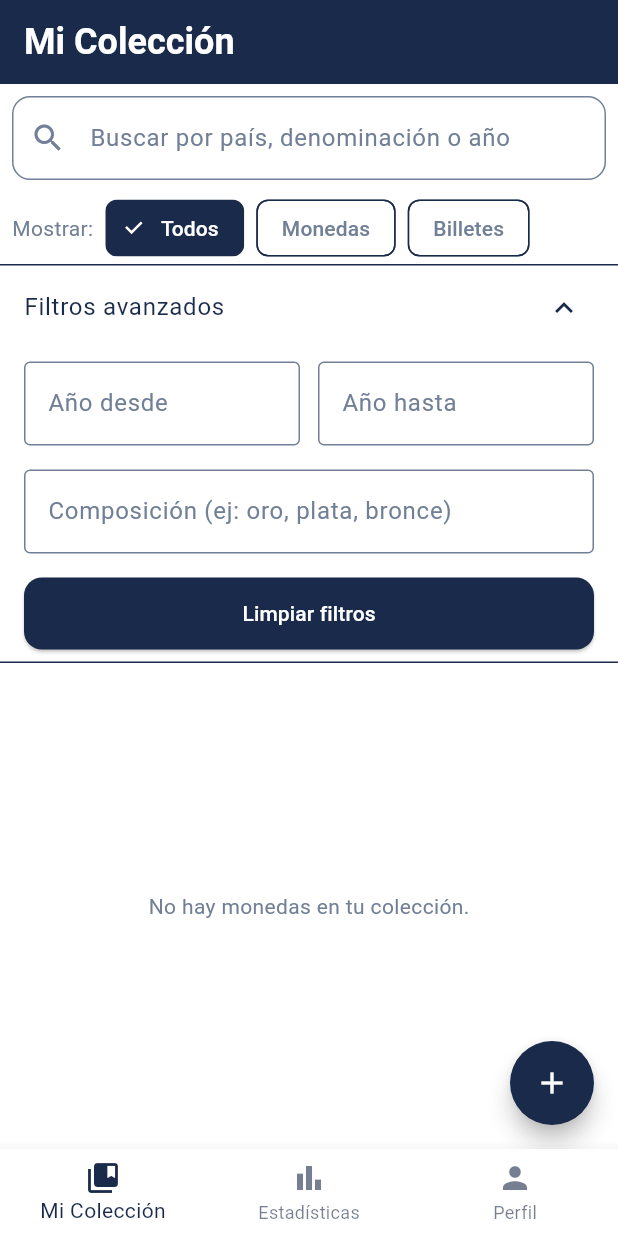
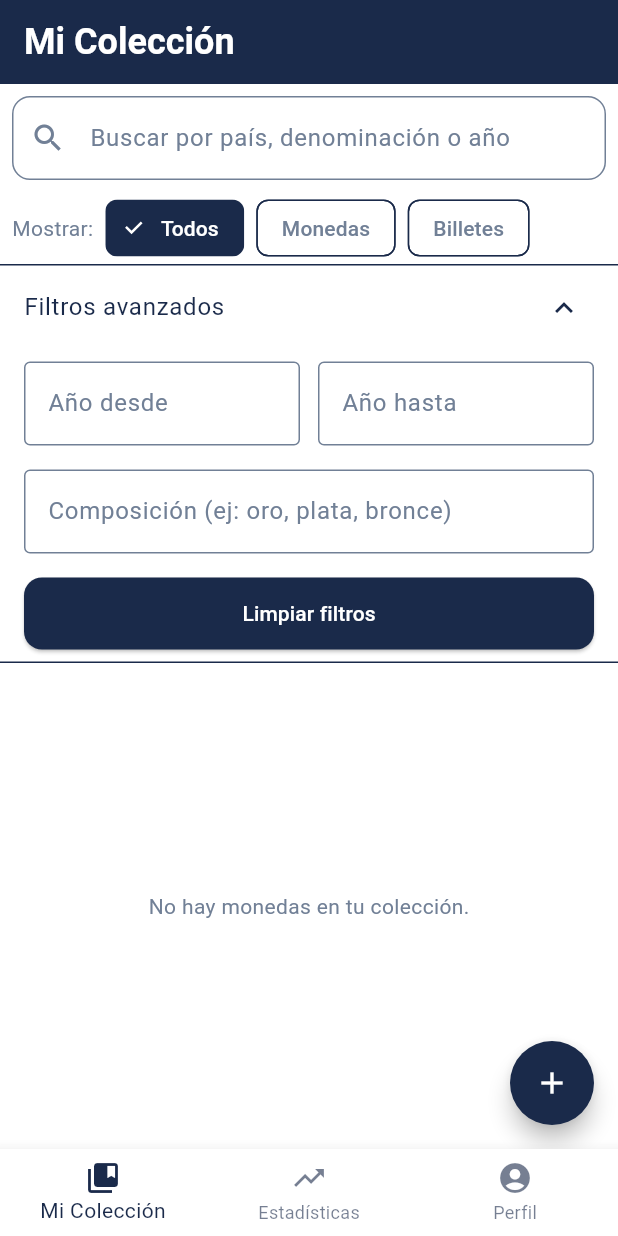
Before and after one commit to Seba-QA/coleccion_numismatica, a Flutter app: the screen it shows once a user with an empty profile is signed in, after a tap on "Filtros avanzados", on a phone screen of 412 x 824 dp. Run offline on Flutter 3.47's test engine with Material 3 defaults, Android fonts, the light colour scheme and no system bars; our stand-ins replace cloud_firestore, file_picker, firebase_auth, firebase_core, fl_chart, font_awesome_flutter and 5 more; accounts and stored records are empty.

Commit message:
Se mejoran algunos iconos

```diff
--- a/coleccion_numismatica/lib/main.dart
+++ b/coleccion_numismatica/lib/main.dart
@@ -7,9 +7,9 @@ import 'package:firebase_core/firebase_core.dart';
 import 'package:firebase_auth/firebase_auth.dart';
 import 'package:cloud_firestore/cloud_firestore.dart';
 import 'pantalla_auth.dart';
-import 'pantalla_perfil.dart';
 import 'servicio_auth.dart';
 import 'pantalla_principal.dart';
+import 'package:font_awesome_flutter/font_awesome_flutter.dart';
 
 void main() async {
   WidgetsFlutterBinding.ensureInitialized();
@@ -661,8 +661,8 @@ class _ListaMonedasState extends State<ListaMonedas> {
                                   ),
                                   child: Icon(
                                     esMoneda
-                                        ? Icons.monetization_on
-                                        : Icons.attach_money,
+                                        ? FontAwesomeIcons.coins
+                                        : FontAwesomeIcons.moneyBill,
                                     color: const Color(0xFFC9A03D),
                                   ),
                                 ),
@@ -708,7 +708,7 @@ class _ListaMonedasState extends State<ListaMonedas> {
                                     ),
                                     IconButton(
                                       icon: const Icon(
-                                        Icons.delete,
+                                        Icons.remove_circle,
                                         color: Colors.red,
                                       ),
                                       onPressed: () async {
--- a/coleccion_numismatica/lib/pantalla_auth.dart
+++ b/coleccion_numismatica/lib/pantalla_auth.dart
@@ -268,13 +268,10 @@ class _PantallaAuthState extends State<PantallaAuth> {
                     shape: BoxShape.circle,
                   ),
                   child: Center(
-                    child: Text(
-                      'N',
-                      style: TextStyle(
-                        fontSize: 40,
-                        fontWeight: FontWeight.bold,
-                        color: Theme.of(context).colorScheme.primary,
-                      ),
+                    child: Icon(
+                      Icons.monetization_on,
+                      size: 48,
+                      color: Theme.of(context).colorScheme.primary,
                     ),
                   ),
                 ),
--- a/coleccion_numismatica/lib/pantalla_principal.dart
+++ b/coleccion_numismatica/lib/pantalla_principal.dart
@@ -49,10 +49,13 @@ class _PantallaPrincipalState extends State<PantallaPrincipal> {
             label: 'Mi Colección',
           ),
           BottomNavigationBarItem(
-            icon: Icon(Icons.bar_chart),
+            icon: Icon(Icons.trending_up),
             label: 'Estadísticas',
           ),
-          BottomNavigationBarItem(icon: Icon(Icons.person), label: 'Perfil'),
+          BottomNavigationBarItem(
+            icon: Icon(Icons.account_circle),
+            label: 'Perfil'
+          ),
         ],
         type:
             BottomNavigationBarType
--- a/coleccion_numismatica/pubspec.yaml
+++ b/coleccion_numismatica/pubspec.yaml
@@ -29,6 +29,8 @@ dependencies:
   permission_handler: ^11.3.1
   # Estadisticas
   fl_chart: ^0.70.0
+  # Iconos
+  font_awesome_flutter: ^10.7.0
 
   # Compartición de archivos
   share_plus: ^10.1.0
```
Also changed, not shown: coleccion_numismatica/pubspec.lock.
